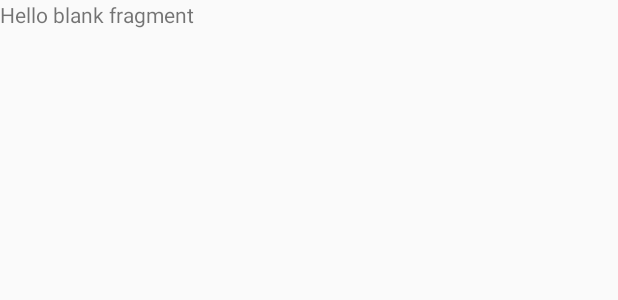
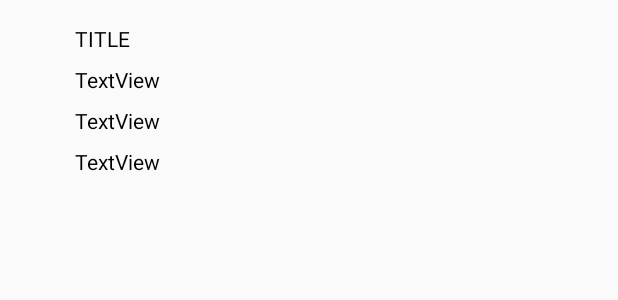
Before and after one commit to CMPUT301F20T02/WeBook, an Android app: the layout fragment_owner_accept_decline.xml on its own in the app's theme, with its tools: preview values and no code run, on a phone screen of 412 x 824 dp. Shown: the top 300 px of the screen. Run offline under Robolectric (Android 15) with nearby library versions, the phone set to English and light mode, and no system bars.

Commit message:
Update the borrower request database part

```diff
--- a/app/src/main/java/com/example/webook/BorrowerHomepage.java
+++ b/app/src/main/java/com/example/webook/BorrowerHomepage.java
@@ -25,7 +25,7 @@ public class BorrowerHomepage extends AppCompatActivity {
         final FirebaseFirestore db;
         super.onCreate(savedInstanceState);
         setContentView(R.layout.activity_borrower_homepage);
-        Book book1 = new Book("Book1", "12345","rain","No-requested","Rain",null,"testbook1");
+        Book book1 = new Book("Harry Potter", "123-456-789","J.K.Rowling","Available","Rain",null,"This is a magical book");
         Book book2 = new Book("book2","67890","peter","requested","peter",null,"testbook2");
         bookList = findViewById(R.id.borrowerBookList);
         dataList = new ArrayList<>();
--- a/app/src/main/java/com/example/webook/CustomList.java
+++ b/app/src/main/java/com/example/webook/CustomList.java
@@ -33,8 +33,8 @@ public class CustomList extends ArrayAdapter<Book> {
 
         Book book = books.get(position);
 
-        TextView ISBN = view.findViewById(R.id.content_title);
-        ISBN.setText(book.getISBN());
+        TextView title = view.findViewById(R.id.content_title);
+        title.setText(book.getTitle());
 
         TextView request = view.findViewById(R.id.content_status);
         request.setText(book.getStatus());
--- a/app/src/main/res/layout/book_list_content.xml
+++ b/app/src/main/res/layout/book_list_content.xml
@@ -23,12 +23,12 @@
         android:id="@+id/content_status"
         android:layout_width="wrap_content"
         android:layout_height="wrap_content"
-        android:layout_marginStart="220dp"
-        android:layout_marginLeft="220dp"
         android:layout_marginTop="16dp"
+        android:layout_marginEnd="32dp"
+        android:layout_marginRight="32dp"
         android:layout_marginBottom="16dp"
         android:text="TextView"
         app:layout_constraintBottom_toBottomOf="parent"
-        app:layout_constraintStart_toEndOf="@+id/content_title"
+        app:layout_constraintEnd_toEndOf="parent"
         app:layout_constraintTop_toTopOf="parent" />
 </androidx.constraintlayout.widget.ConstraintLayout>
--- a/app/src/main/res/layout/fragment_owner_accept_decline.xml
+++ b/app/src/main/res/layout/fragment_owner_accept_decline.xml
@@ -1,14 +1,58 @@
 <?xml version="1.0" encoding="utf-8"?>
-<FrameLayout xmlns:android="http://schemas.android.com/apk/res/android"
+<androidx.constraintlayout.widget.ConstraintLayout xmlns:android="http://schemas.android.com/apk/res/android"
+    xmlns:app="http://schemas.android.com/apk/res-auto"
     xmlns:tools="http://schemas.android.com/tools"
+    android:id="@+id/frameLayout"
     android:layout_width="match_parent"
     android:layout_height="match_parent"
     tools:context=".OwnerAcceptDeclineFragment">
 
-    <!-- TODO: Update blank fragment layout -->
     <TextView
-        android:layout_width="match_parent"
-        android:layout_height="match_parent"
-        android:text="@string/hello_blank_fragment" />
+        android:id="@+id/book_request_title_text"
+        android:layout_width="wrap_content"
+        android:layout_height="wrap_content"
+        android:layout_marginStart="50dp"
+        android:layout_marginLeft="50dp"
+        android:layout_marginTop="16dp"
+        android:text="TITLE"
+        android:textColor="@color/colorBlack"
+        app:layout_constraintStart_toStartOf="parent"
+        app:layout_constraintTop_toTopOf="parent" />
 
-</FrameLayout>
+    <TextView
+        android:id="@+id/book_request_author_text"
+        android:layout_width="wrap_content"
+        android:layout_height="wrap_content"
+        android:layout_marginStart="50dp"
+        android:layout_marginLeft="50dp"
+        android:layout_marginTop="8dp"
+        android:text="TextView"
+        android:textColor="@color/colorBlack"
+        app:layout_constraintStart_toStartOf="parent"
+        app:layout_constraintTop_toBottomOf="@+id/book_request_title_text" />
+
+    <TextView
+        android:id="@+id/book_request_owner_text"
+        android:layout_width="wrap_content"
+        android:layout_height="wrap_content"
+        android:layout_marginStart="50dp"
+        android:layout_marginLeft="50dp"
+        android:layout_marginTop="8dp"
+        android:text="TextView"
+        android:textColor="@color/colorBlack"
+        app:layout_constraintStart_toStartOf="parent"
+        app:layout_constraintTop_toBottomOf="@+id/book_request_author_text" />
+
+    <TextView
+        android:id="@+id/book_request_requestee_text"
+        android:layout_width="wrap_content"
+        android:layout_height="wrap_content"
+        android:layout_marginStart="50dp"
+        android:layout_marginLeft="50dp"
+        android:layout_marginTop="8dp"
+        android:text="TextView"
+        android:textColor="@color/colorBlack"
+        app:layout_constraintStart_toStartOf="parent"
+        app:layout_constraintTop_toBottomOf="@+id/book_request_owner_text" />
+
+</androidx.constraintlayout.widget.ConstraintLayout>
--- a/app/src/main/res/values/strings.xml
+++ b/app/src/main/res/values/strings.xml
@@ -16,6 +16,9 @@
     <string name="ME">ME</string>
     <string name="DELETE">DELETE</string>
     <string name="EDIT">EDIT</string>
+    <string name="ACCEPT">ACCEPT</string>
+    <string name="DECLINE">DECLINE</string>
+    <string name="CANCEL">CANCEL</string>
     <!-- TODO: Remove or change this placeholder text -->
     <string name="hello_blank_fragment">Hello blank fragment</string>
 </resources>
```
Also changed, not shown: app/src/main/AndroidManifest.xml (+4 -4 lines), app/src/main/java/com/example/webook/BorrowerBookProfile.java (+4 -4 lines), app/src/main/java/com/example/webook/OwnerAcceptDeclineFragment.java (+69 -42 lines), app/src/main/java/com/example/webook/SameBookRequestList.java (+43 -2 lines).
